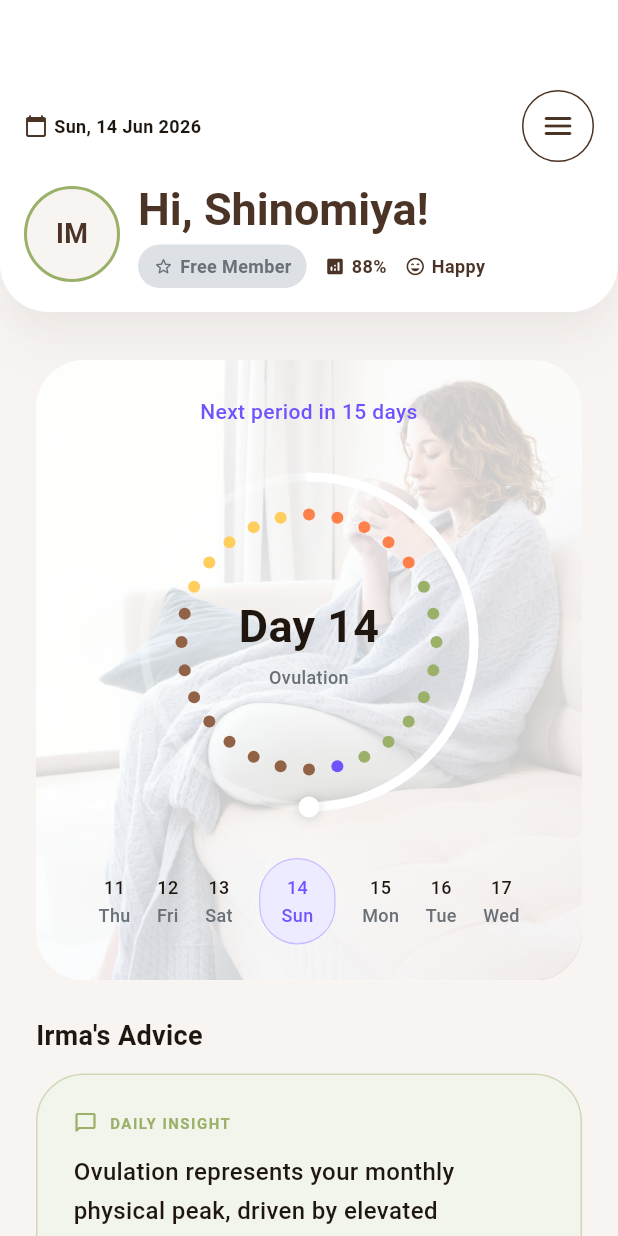
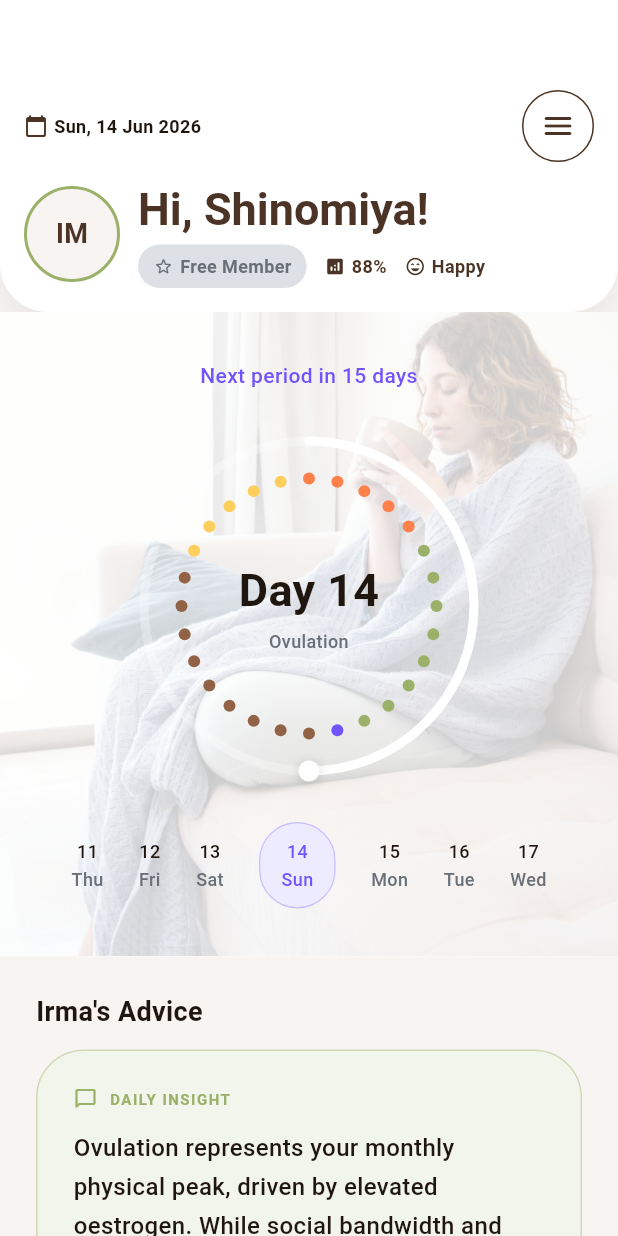
Before and after one commit to dsegelov123/Irma-App, a Flutter app: the DashboardView screen opened directly with empty values, on a phone screen of 412 x 824 dp. Run offline on Flutter 3.47's test engine with Material 3 defaults, Android fonts, the phone set to English and light mode, and no system bars; our stand-ins replace flutter_secure_storage, google_fonts, hive_flutter, local_auth; accounts and stored records are empty.

Commit message:
Refactor dashboard cycle status section layout to span full width of the screen instead of displaying as a rounded card

```diff
--- a/lib/views/dashboard_view.dart
+++ b/lib/views/dashboard_view.dart
@@ -67,34 +67,21 @@ class _DashboardViewState extends State<DashboardView> {
             // ── Figma Hero Header Card ───────────────────────────
             _buildHeroSection(context),
 
-            // ── Main Dashboard Content ──────────────────────────
-            Padding(
-              padding: const EdgeInsets.only(
-                left: IrmaSpacing.lg,
-                right: IrmaSpacing.lg,
-                top: IrmaSpacing.lg,
-                bottom: IrmaSpacing.lg + 80.0 + IrmaSpacing.md,
-              ),
-              child: Column(
-                crossAxisAlignment: CrossAxisAlignment.start,
-                children: [
-                  const SizedBox(height: IrmaSpacing.xs),
-
-
-                  // ── Cycle Status Section (Redesigned with Image Background & 80% Opacity Overlay) ──
+            // ── Cycle Status Section (Full Width Background Image & 80% Opacity Overlay) ──
             Container(
               width: double.infinity,
-                    decoration: BoxDecoration(
-                      borderRadius: BorderRadius.circular(IrmaRadius.large),
-                      image: const DecorationImage(
+              decoration: const BoxDecoration(
+                image: DecorationImage(
                   image: AssetImage('assets/images/young-woman-being-quarantined-home.jpg'),
                   fit: BoxFit.cover,
                 ),
               ),
               child: Container(
-                      padding: const EdgeInsets.all(IrmaSpacing.lg),
+                padding: const EdgeInsets.symmetric(
+                  horizontal: IrmaSpacing.lg,
+                  vertical: IrmaSpacing.xl,
+                ),
                 decoration: BoxDecoration(
-                        borderRadius: BorderRadius.circular(IrmaRadius.large),
                   color: Colors.white.withOpacity(0.8),
                 ),
                 child: Column(
@@ -130,7 +117,18 @@ class _DashboardViewState extends State<DashboardView> {
                 ),
               ),
             ),
-                  const SizedBox(height: IrmaSpacing.lg),
+
+            // ── Main Dashboard Content ──────────────────────────
+            Padding(
+              padding: const EdgeInsets.only(
+                left: IrmaSpacing.lg,
+                right: IrmaSpacing.lg,
+                top: IrmaSpacing.lg,
+                bottom: IrmaSpacing.lg + 80.0 + IrmaSpacing.md,
+              ),
+              child: Column(
+                crossAxisAlignment: CrossAxisAlignment.start,
+                children: [
 
                   // ── Advice Section Header ─────────────────────────────
                   Text("Irma's Advice", style: IrmaTextStyles.labelXl.copyWith(color: IrmaColors.brown100)),
```
Lines whose indentation alone changed are shown as unchanged.
